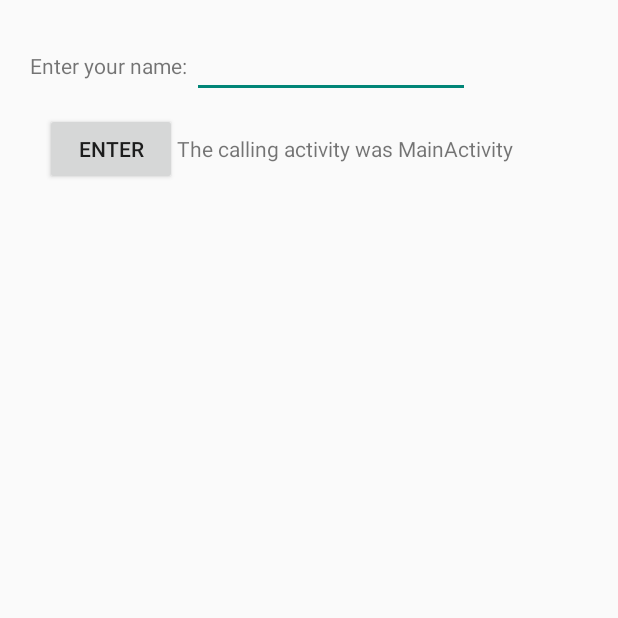
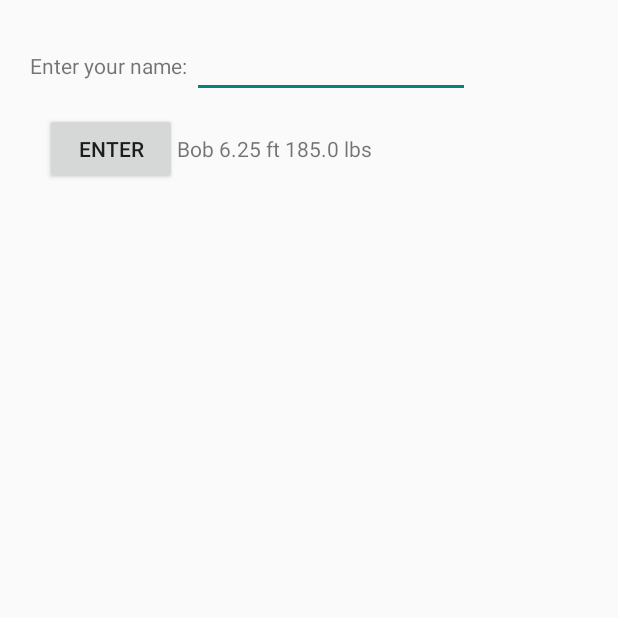
Before and after one commit to NerrickT/SwitchingScreens, an Android app: the screen it shows after launch (SecondScreen), after a tap on "GO GET IT!", on a phone screen of 412 x 824 dp, the top half of it. Run offline under Robolectric (Android 15) with nearby library versions, the phone set to English and light mode, and no system bars.

Commit message:
The changes made to the above files where for passing objects between screens.

```diff
--- /dev/null
+++ b/app/src/main/java/com/example/nerrick/switchingscreens/Human.java
@@ -0,0 +1,46 @@
+package com.example.nerrick.switchingscreens;
+
+import java.io.Serializable;
+
+/**
+ * Created by nerrick on 7/12/15.
+ *
+ * This will allow a user to pass objects between screens
+ */
+
+
+public class Human implements Serializable {
+
+    private double height, weight;
+    private String name = "";
+
+    public Human(double height, double weight, String name) {
+        this.height = height;
+        this.weight = weight;
+        this.name = name;
+    }
+
+    public double getHeight() {
+        return height;
+    }
+
+    public void setHeight(double height) {
+        this.height = height;
+    }
+
+    public double getWeight() {
+        return weight;
+    }
+
+    public void setWeight(double weight) {
+        this.weight = weight;
+    }
+
+    public String getName() {
+        return name;
+    }
+
+    public void setName(String name) {
+        this.name = name;
+    }
+}
--- a/app/src/main/java/com/example/nerrick/switchingscreens/MainActivity.java
+++ b/app/src/main/java/com/example/nerrick/switchingscreens/MainActivity.java
@@ -41,13 +41,22 @@ public class MainActivity extends ActionBarActivity {
 
     public void onGetNameClick(View view) {
 
-        Intent getNameScreenIntent = new Intent(this, SecondScreen.class);
+        /* Intent getNameScreenIntent = new Intent(this, SecondScreen.class); */
 
         final int result = 1;
 
-        getNameScreenIntent.putExtra("callingActivity", "MainActivity");
+        //getNameScreenIntent.putExtra("callingActivity", "MainActivity");
 
-        startActivityForResult(getNameScreenIntent, result);
+        Human bob = new Human(6.25, 185, "Bob");
+
+        //To send to another screen we do the following
+        Intent sendBob = new Intent(this, SecondScreen.class);
+
+        sendBob.putExtra("humanBob", bob);
+
+
+
+        startActivityForResult(sendBob, result);
 
     }
 
--- a/app/src/main/java/com/example/nerrick/switchingscreens/SecondScreen.java
+++ b/app/src/main/java/com/example/nerrick/switchingscreens/SecondScreen.java
@@ -19,11 +19,13 @@ public class SecondScreen extends Activity{
 
         Intent activityThatCalled = getIntent();
 
-        String previousActivity = activityThatCalled.getExtras().getString("callingActivity");
+        //String previousActivity = activityThatCalled.getExtras().getString("callingActivity");
+
+        Human bob = (Human) activityThatCalled.getSerializableExtra("humanBob");
 
         TextView callingActivityMessage = (TextView) findViewById(R.id.calling_activity_info_text_view);
 
-        callingActivityMessage.append(" " + previousActivity);
+        callingActivityMessage.append(bob.getName() + " " + bob.getHeight() + " ft " + bob.getWeight() + " lbs ");
 
     }
 
--- a/app/src/main/res/layout/second_layout.xml
+++ b/app/src/main/res/layout/second_layout.xml
@@ -40,8 +40,7 @@
         <TextView
             android:id="@+id/calling_activity_info_text_view"
             android:layout_width="wrap_content"
-            android:layout_height="wrap_content"
-            android:text="@string/calling_activity_message"/>
+            android:layout_height="wrap_content"/>
 
     </LinearLayout>
 
```
